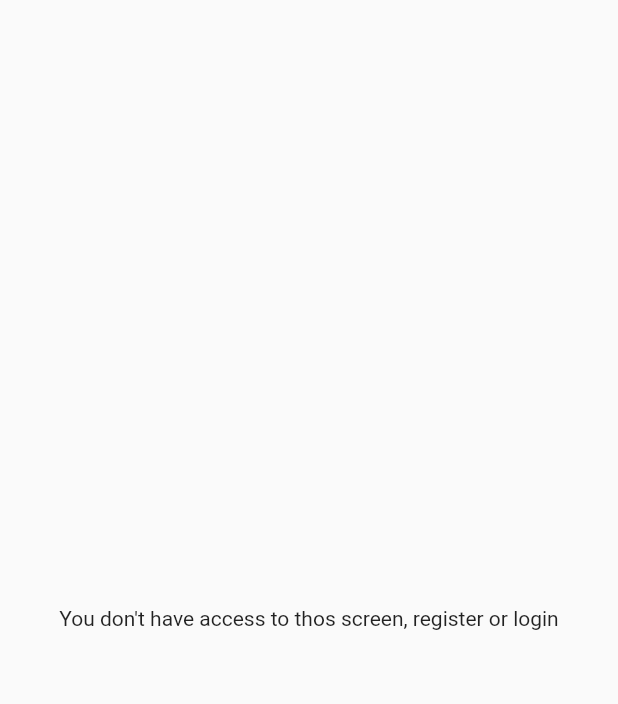
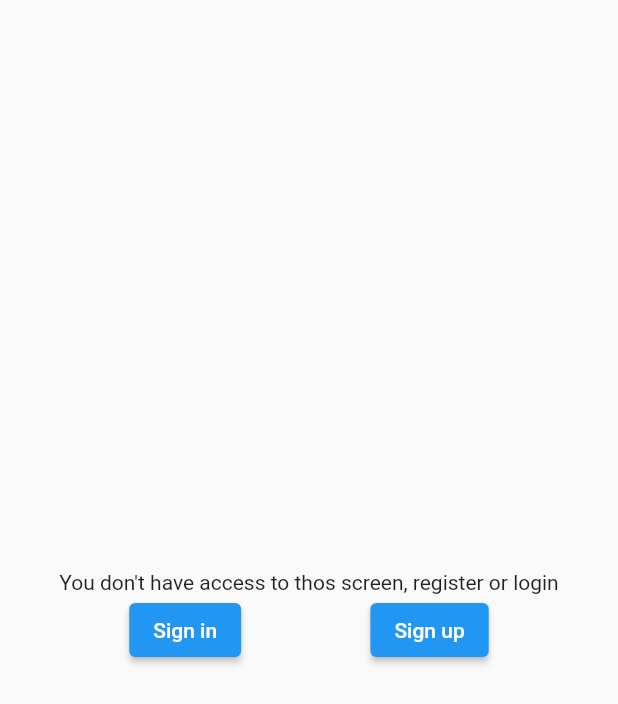
Before and after one commit to Barzi-Yassin/job_vacancies, a Flutter app: the ScreenNoAccess screen opened directly, on a phone screen of 412 x 824 dp. Shown: the top 704 px of the screen. Run offline on Flutter 3.47's test engine with Material 2 defaults, Android fonts, the phone set to English and light mode, and no system bars; our stand-ins replace dropdown_button2, firebase_auth, firebase_core; missing offline and left inert: flutter_radio_group; accounts and stored records are empty; generated files the repository leaves out were written again.

Commit message:
adding named route + using pushReplacementNamed with WillPopScope to go to  (SignIn & SignUp) screens

```diff
--- a/lib/src/root_app.dart
+++ b/lib/src/root_app.dart
@@ -1,4 +1,5 @@
 import 'package:flutter/material.dart';
+import 'package:job_vacancies/src/screens/screen_sign_in.dart';
 import 'package:job_vacancies/src/screens/screen_sign_up.dart';
 
 class RootApp extends StatelessWidget {
@@ -8,6 +9,10 @@ class RootApp extends StatelessWidget {
   Widget build(BuildContext context) {
     return MaterialApp(
       home: ScreenSignUp(),
+      routes: {
+        '/signIn' :(context) => ScreenSignIn(),
+        '/signUP' :(context) => ScreenSignUp(),
+      },
     );
   }
 }
--- a/lib/src/screens/screen_no_access.dart
+++ b/lib/src/screens/screen_no_access.dart
@@ -5,9 +5,30 @@ class ScreenNoAccess extends StatelessWidget {
 
   @override
   Widget build(BuildContext context) {
-    return const Scaffold(
-      body: Center(
-        child: Text('You don\'t have access to thos screen, register or login'),
+    return WillPopScope(
+      onWillPop: () async => false,
+      // to avoid going back a level
+      child: Scaffold(
+        body: Column(
+          mainAxisAlignment: MainAxisAlignment.center,
+          children: [
+            const Center(
+              child: Text(
+                  'You don\'t have access to thos screen, register or login'),
+            ),
+            Row(
+              mainAxisAlignment: MainAxisAlignment.spaceEvenly,
+              children: [
+                ElevatedButton(
+                    onPressed: () => Navigator.pushReplacementNamed(context, '/signIn'),
+                    child: const Text('Sign in')),
+                ElevatedButton(
+                    onPressed: () => Navigator.pushReplacementNamed(context, '/signUp'),
+                    child: const Text('Sign up'))
+              ],
+            )
+          ],
+        ),
       ),
     );
   }
```
